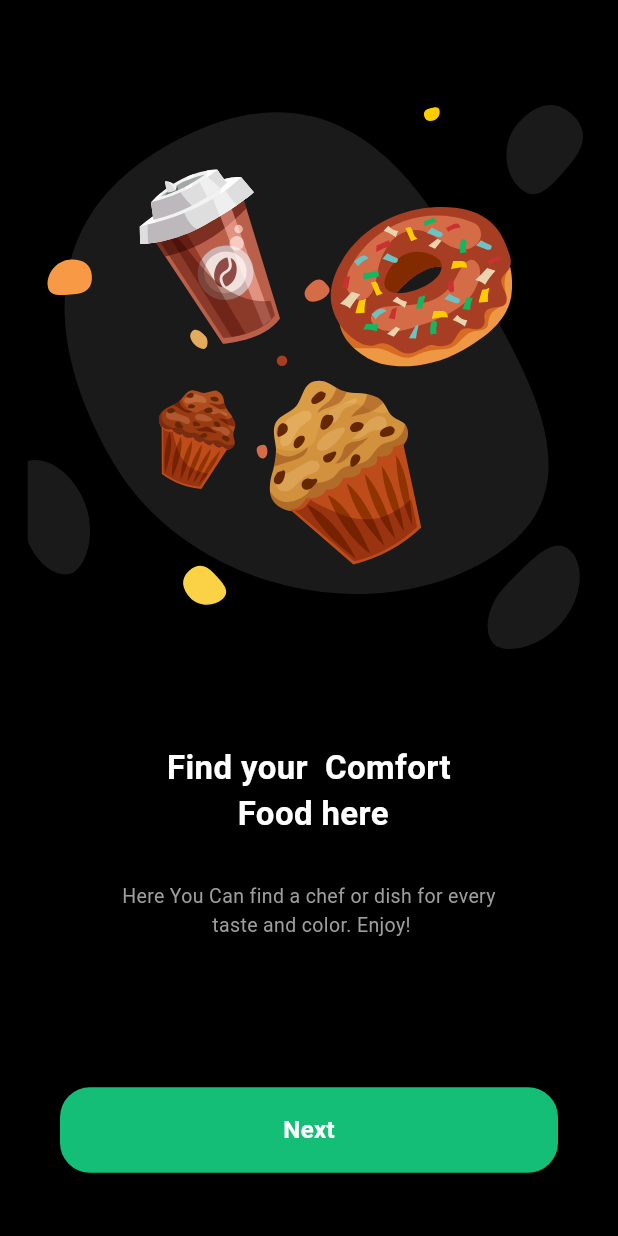
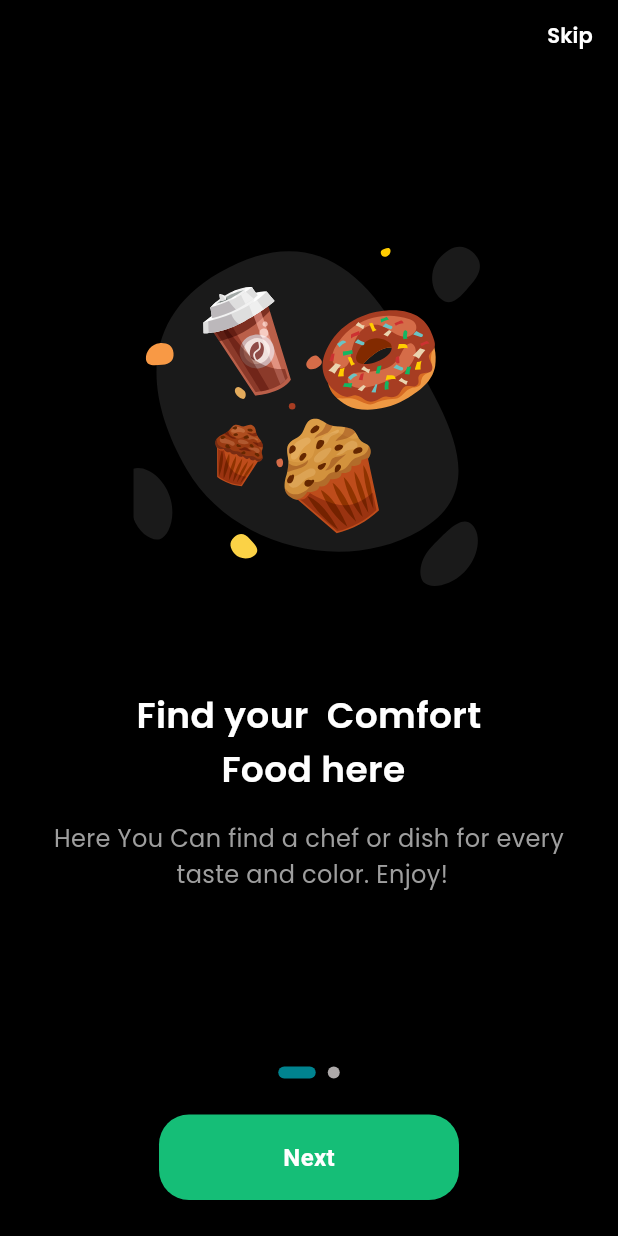
Before and after one commit to Jahid01234/Food_Delivery_Application, a Flutter app: the OnboardingScreen screen opened directly, on a phone screen of 412 x 824 dp. Run offline on Flutter 3.47's test engine with Material 3 defaults, Android fonts, the phone set to English and light mode, and no system bars; our stand-ins replace firebase_auth, firebase_core, flutter_svg, get, google_fonts; accounts and stored records are empty.

Commit message:
- welcome screen - onboarding screen modify

```diff
--- a/lib/core/bindings/controller_binder.dart
+++ b/lib/core/bindings/controller_binder.dart
@@ -1,12 +1,14 @@
 import 'package:food_delivery_application/feature/onboarding/controller/onboarding_controller.dart';
 import 'package:food_delivery_application/feature/auth/login/controller/login_controller.dart';
 import 'package:food_delivery_application/feature/auth/register/controller/signup_controller.dart';
+import 'package:food_delivery_application/feature/splash/controller/splash_controller.dart';
 import 'package:get/get.dart';
 
 class ControllerBinder extends Bindings{
 
   @override
   void dependencies() {
+    Get.lazyPut(()=>SplashController());
     Get.put(OnboardingController());
     Get.put(LoginController());
     Get.put(SignupController());
--- a/lib/core/route/routes.dart
+++ b/lib/core/route/routes.dart
@@ -1,4 +1,8 @@
+import 'package:food_delivery_application/feature/auth/login/view/login_screen.dart';
+import 'package:food_delivery_application/feature/auth/register/view/signup_screen.dart';
+import 'package:food_delivery_application/feature/onboarding/views/onboarding_screen.dart';
 import 'package:food_delivery_application/feature/splash/view/splash_screen.dart';
+import 'package:food_delivery_application/feature/welcome/view/welcome_screen.dart';
 import 'package:get/get.dart';
 
 class AppRoutes {
@@ -6,6 +10,8 @@ class AppRoutes {
   // Get routes name here.......
   static const String splash = '/splash';
   static const String onboarding = '/onboarding';
+  static const String welcome = '/welcome';
+
   static const String login = '/login';
   static const String register = '/register';
   static const String forgetPassword = '/forgetPassword';
@@ -18,11 +24,10 @@ class AppRoutes {
       transition: Transition.leftToRight,
     ),
 
-
-    // auth start..
-    // GetPage(name: onboarding, page: () => OnboardingScreen()),
-    // GetPage(name: login, page: () => LoginScreen()),
-    // GetPage(name: register, page: () => RegisterScreen()),
+     GetPage(name: onboarding, page: () => OnboardingScreen()),
+    GetPage(name: welcome, page: () => WelcomeScreen()),
+    GetPage(name: login, page: () => LoginScreen()),
+    GetPage(name: register, page: () => SignUpScreen()),
     // GetPage(name: forgetPassword, page: () => ForgetPasswordScreen()),
     //
 
--- /dev/null
+++ b/lib/core/style/global_text_style.dart
@@ -0,0 +1,18 @@
+import 'package:flutter/material.dart';
+import 'package:google_fonts/google_fonts.dart';
+
+// Global globalTextStyle function
+TextStyle globalTextStyle({
+  double fontSize = 15.0,
+  FontWeight fontWeight = FontWeight.normal,
+  double lineHeight = 1.5,
+  //TextAlign textAlign = TextAlign.center,
+  Color color = Colors.black,
+}) {
+  return GoogleFonts.poppins(
+    fontSize: fontSize,
+    fontWeight: fontWeight,
+    height: lineHeight,
+    color: color,
+  );
+}
--- a/lib/feature/onboarding/controller/onboarding_controller.dart
+++ b/lib/feature/onboarding/controller/onboarding_controller.dart
@@ -1,22 +1,48 @@
-import 'package:food_delivery_application/core/const/imges_path.dart';
+import 'package:flutter/material.dart';
+import 'package:food_delivery_application/core/route/routes.dart';
 import 'package:food_delivery_application/feature/onboarding/models/onboarding_model.dart';
 import 'package:get/get.dart';
 
-class OnboardingController extends GetxController{
 
-  RxInt index = 0.obs;
+class OnboardingController extends GetxController {
+  final pageController = PageController();
+  final currentIndex = 0.obs;
 
-  List<OnboardingModel> onboardingItemsList = [
-    OnboardingModel(
-        title: "Find your  Comfort\n Food here",
-        subTitle: "Here You Can find a chef or dish for every\n taste and color. Enjoy!",
-        image: ImagePath.onboardingImg1,
-    ),
-    OnboardingModel(
-      title: "Food Ninja is Where Your\n Comfort Food Lives",
-      subTitle: "Enjoy a fast and smooth food delivery at\n your doorstep.",
-      image: ImagePath.onboardingImg2,
-    ),
-  ];
+  var onboardingPage = <OnboardingModel>[].obs;
 
+  @override
+  void onInit() {
+    super.onInit();
+    loadOnboardingPage();
+  }
+
+
+  void loadOnboardingPage(){
+    onboardingPage.addAll(onboardingItemsListData);
+  }
+
+  void nextPage() {
+    if (currentIndex.value < onboardingPage.length - 1) {
+      pageController.nextPage(
+        duration: const Duration(milliseconds: 300),
+        curve: Curves.ease,
+      );
+    } else {
+      finishOnboarding();
+    }
+  }
+
+  void skip() {
+    finishOnboarding();
+  }
+
+  void finishOnboarding() {
+    Get.offNamed(AppRoutes.welcome);
+  }
+
+  @override
+  void onClose() {
+    pageController.dispose();
+    super.onClose();
+  }
 }
--- a/lib/feature/onboarding/models/onboarding_model.dart
+++ b/lib/feature/onboarding/models/onboarding_model.dart
@@ -1,3 +1,5 @@
+
+import 'package:food_delivery_application/core/const/imges_path.dart';
 
 class OnboardingModel{
   final String title;
@@ -11,3 +13,16 @@ class OnboardingModel{
  });
 
 }
+
+List<OnboardingModel> onboardingItemsListData = [
+    OnboardingModel(
+        title: "Find your  Comfort\n Food here",
+        subTitle: "Here You Can find a chef or dish for every\n taste and color. Enjoy!",
+        image: ImagePath.onboardingImg1,
+    ),
+    OnboardingModel(
+      title: "Food Ninja is Where Your\n Comfort Food Lives",
+      subTitle: "Enjoy a fast and smooth food delivery at\n your doorstep.",
+      image: ImagePath.onboardingImg2,
+    ),
+  ];
--- a/lib/feature/onboarding/views/onboarding_screen.dart
+++ b/lib/feature/onboarding/views/onboarding_screen.dart
@@ -1,80 +1,125 @@
 import 'package:flutter/material.dart';
 import 'package:flutter_svg/flutter_svg.dart';
 import 'package:food_delivery_application/core/global_widgets/app_primary_button.dart';
-import 'package:food_delivery_application/feature/onboarding/controller/onboarding_controller.dart';
-import 'package:food_delivery_application/feature/auth/login/view/login_screen.dart';
+import 'package:food_delivery_application/core/route/routes.dart';
+import 'package:food_delivery_application/core/style/global_text_style.dart';
 import 'package:get/get.dart';
+import '../controller/onboarding_controller.dart';
 
-class OnboardingScreen extends StatefulWidget {
-  const OnboardingScreen({super.key});
+class OnboardingScreen extends StatelessWidget {
+  OnboardingScreen({super.key});
 
-  @override
-  State<OnboardingScreen> createState() => _OnboardingScreenState();
-}
+  final OnboardingController controller = Get.find<OnboardingController>();
 
-class _OnboardingScreenState extends State<OnboardingScreen> {
-  final onboardingController = Get.find<OnboardingController>();
+
 
   @override
   Widget build(BuildContext context) {
     return Scaffold(
-      body: Obx(() => Column(
+      body: SafeArea(
+        child: Column(
           children: [
-          const SizedBox(height: 30),
-          // Image part...
-          SvgPicture.asset(
-            onboardingController.onboardingItemsList[onboardingController.index.value].image,
+            // Skip Button
+            Align(
+              alignment: Alignment.topRight,
+              child: TextButton(
+                onPressed: controller.skip,
+                child: Text(
+                  "Skip",
+                  style: globalTextStyle(
+                    fontSize: 14,
+                    fontWeight: FontWeight.w600,
+                    color: Colors.white,
                   ),
-          const SizedBox(height: 30),
-
-          // Title  part and sub-Title......
-          Column(
+                ),
+              ),
+            ),
+            Expanded(
+              child: PageView.builder(
+                controller: controller.pageController,
+                onPageChanged: (index) => controller.currentIndex.value = index,
+                itemCount: controller.onboardingPage.length,
+                itemBuilder: (context, index) {
+                  final item = controller.onboardingPage[index];
+                  return Column(
+                    mainAxisAlignment: MainAxisAlignment.center,
                     children: [
+                      SvgPicture.asset(item.image, height: 272),
+                      const SizedBox(height: 48),
                       Text(
-                onboardingController.onboardingItemsList[onboardingController.index.value].title,
+                        item.title,
                         textAlign: TextAlign.center,
-                style: const TextStyle(
+                        style: globalTextStyle(
                           color: Colors.white,
-                  fontSize: 22,
+                          fontSize: 24,
                           fontWeight: FontWeight.w600,
                         ),
                       ),
-              const SizedBox(height: 30),
+                      const SizedBox(height: 15),
                       Text(
-                onboardingController.onboardingItemsList[onboardingController.index.value].subTitle,
+                        item.subTitle,
                         textAlign: TextAlign.center,
-                style: const TextStyle(
+                        style: globalTextStyle(
                           color: Colors.grey,
-                  fontSize: 13,
+                          fontSize: 16,
                           fontWeight: FontWeight.w400,
                         ),
                       ),
                     ],
+                  );
+                },
               ),
-           SizedBox(height: MediaQuery.sizeOf(context).height* 0.12),
-
-          // Button part...
-           Padding(
-             padding: const EdgeInsets.symmetric(horizontal: 40),
+            ),
+            const SizedBox(height: 25),
+            // Dot Indicators
+            Obx(() {
+              return Row(
+                mainAxisAlignment: MainAxisAlignment.center,
+                children: List.generate(
+                  controller.onboardingPage.length,
+                      (index) => Container(
+                    margin: const EdgeInsets.symmetric(horizontal: 4),
+                    width: controller.currentIndex.value == index ? 25 : 8,
+                    height: 8,
+                    decoration: BoxDecoration(
+                      color:
+                      controller.currentIndex.value == index
+                          ?  Colors.cyan.shade800
+                          : const Color(0xffADA9A9),
+                      borderRadius: BorderRadius.circular(4),
+                    ),
+                  ),
+                ),
+              );
+            }),
+            const SizedBox(height: 24),
+            // Next Button
+            Obx(() {
+              bool isLast =
+                  controller.currentIndex.value ==
+                      controller.onboardingPage.length - 1;
+              return Padding(
+                padding: const EdgeInsets.symmetric(horizontal: 24),
                 child: AppPrimaryButton(
-              title: "Next",
-              width: double.infinity,
+                  width: 200,
+                  title: isLast ? "Let's get started" : "Next",
                   onTap: () {
-                int tempIndex = onboardingController.index.value;
-
-                if (tempIndex == onboardingController.onboardingItemsList.length - 1) {
-                  // Go to next screen....
-                  Get.to(const LoginScreen());
+                    if (isLast) {
+                      Get.offNamed(AppRoutes.welcome);
                     } else {
-                  onboardingController.index(tempIndex + 1);
+                      controller.pageController.nextPage(
+                        duration: const Duration(milliseconds: 300),
+                        curve: Curves.easeIn,
+                      );
                     }
                   },
                 ),
-           ),
+              );
+            }),
+            const SizedBox(height: 24),
           ],
         ),
       ),
-
     );
   }
 }
```
Also changed, not shown: lib/feature/splash/controller/splash_controller.dart (+8 -2 lines), lib/feature/splash/view/splash_screen.dart (+5 -4 lines), lib/feature/welcome/view/welcome_screen.dart (added, +106 -0 lines), pubspec.yaml (+4 -3 lines), pubspec.lock, 2 other files. Lines whose indentation alone changed are shown as unchanged.
